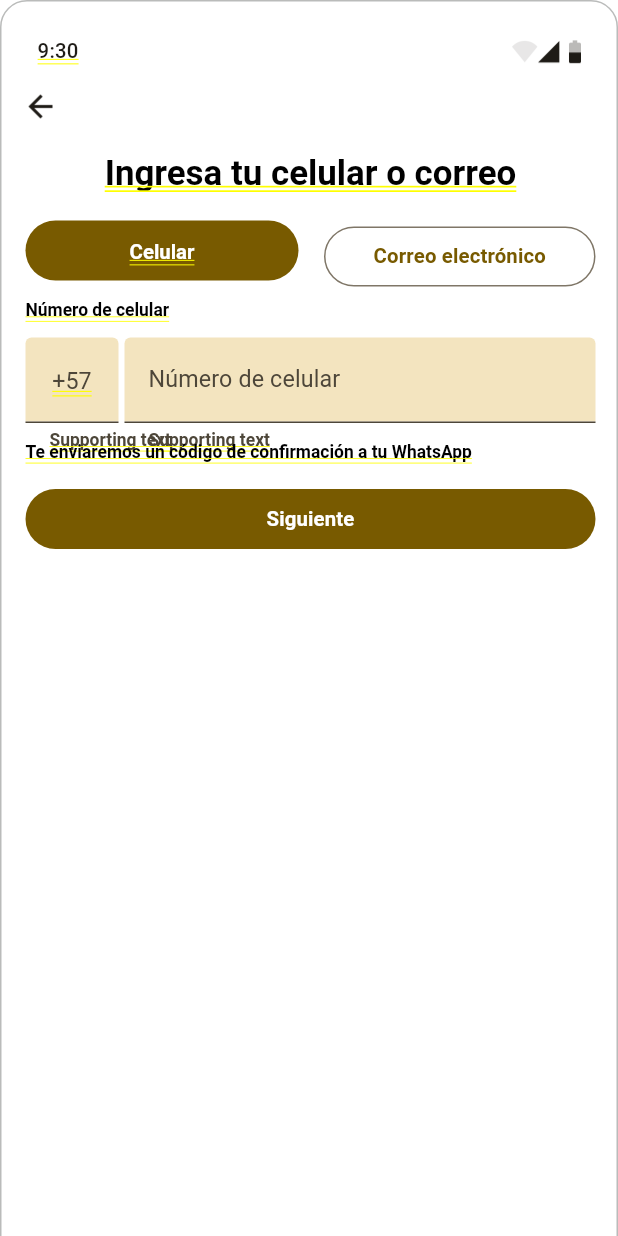
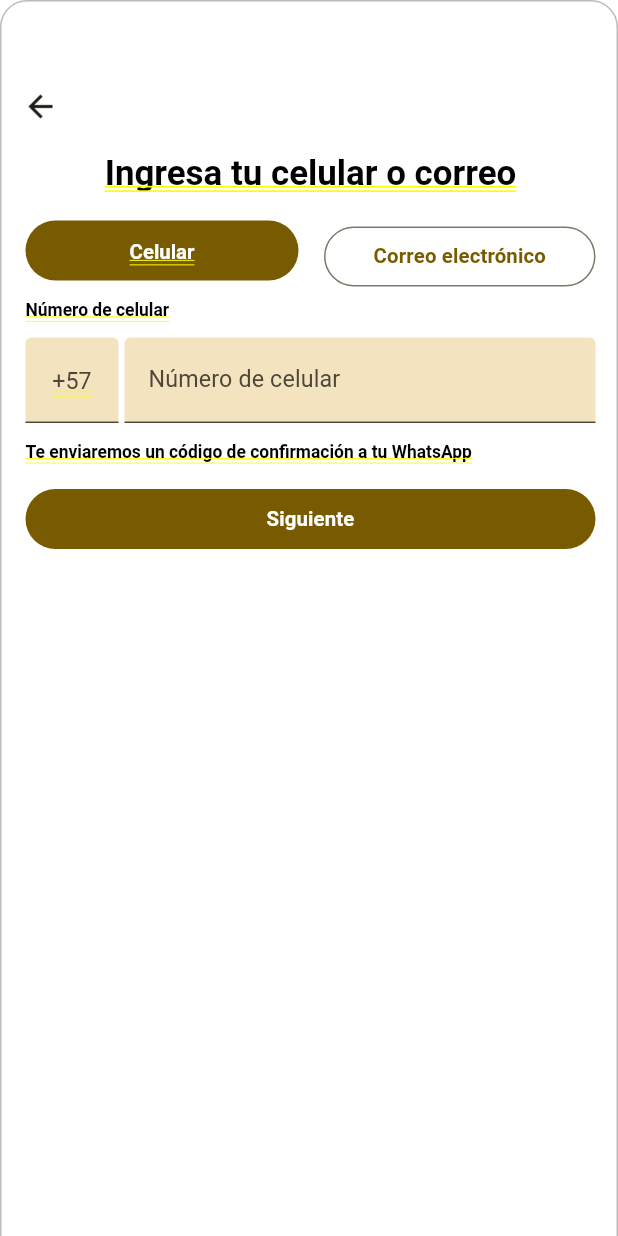
Before and after one commit to GaitanJulian/HCI, a Flutter app: the RegistroCelular screen opened by its route, on a phone screen of 412 x 824 dp. Run offline on Flutter 3.47's test engine with Material 2 defaults, Android fonts, the phone set to English and light mode, and no system bars; our stand-ins replace get, google_fonts.

Commit message:
screen registro celular

```diff
--- a/app/lib/screens/registro-celular.dart
+++ b/app/lib/screens/registro-celular.dart
@@ -32,64 +32,6 @@
                 ),
                 child: Stack(
                   children: [
-                    Positioned(
-                      // devicedeviceframecomponentssta (I103:37387;1:52422)
-                      left: 24*fem,
-                      top: 20*fem,
-                      child: Container(
-                        padding: EdgeInsets.fromLTRB(0*fem, 2*fem, 0*fem, 2*fem),
-                        width: 364*fem,
-                        height: 24*fem,
-                        child: Row(
-                          crossAxisAlignment: CrossAxisAlignment.center,
-                          children: [
-                            Container(
-                              // timeqhZ (I103:37387;1:52422;50758:11370)
-                              margin: EdgeInsets.fromLTRB(0*fem, 0*fem, 289*fem, 0*fem),
-                              child: Text(
-                                '9:30',
-                                style: SafeGoogleFont (
-                                  'Roboto',
-                                  fontSize: 14*ffem,
-                                  fontWeight: FontWeight.w500,
-                                  height: 1.4285714286*ffem/fem,
-                                  letterSpacing: 0.14*fem,
-                                  color: Color(0xff1e1b16),
-                                ),
-                              ),
-                            ),
-                            Container(
-                              // righticonswkb (I103:37387;1:52422;50758:11372)
-                              margin: EdgeInsets.fromLTRB(0*fem, 3*fem, 0*fem, 0*fem),
-                              width: 46*fem,
-                              height: 17*fem,
-                              child: Image.asset(
-                                'assets/espacio-de-trabajo/images/right-icons-xQf.png',
-                                width: 46*fem,
-                                height: 17*fem,
-                              ),
-                            ),
-                          ],
-                        ),
-                      ),
-                    ),
-                    Positioned(
-                      // homefAo (I103:37387;1:52423;1:52428)
-                      left: 170*fem,
-                      top: 882*fem,
-                      child: Align(
-                        child: SizedBox(
-                          width: 72*fem,
-                          height: 2*fem,
-                          child: Container(
-                            decoration: BoxDecoration (
-                              borderRadius: BorderRadius.circular(8*fem),
-                              color: Color(0xff1e1b16),
-                            ),
-                          ),
-                        ),
-                      ),
-                    ),
                     Positioned(
                       // ingresatucelularocorreoN5D (107:37442)
                       left: 64*fem,
@@ -321,20 +263,6 @@
                                               color: Color(0xff4d4639),
                                             ),
                                           ),
-                                          Container(
-                                            // supportingtext55R (I111:37275;1:23776)
-                                            margin: EdgeInsets.fromLTRB(16*fem, 0*fem, 0*fem, 0*fem),
-                                            child: Text(
-                                              'Supporting text',
-                                              style: SafeGoogleFont (
-                                                'Roboto',
-                                                fontSize: 12*ffem,
-                                                fontWeight: FontWeight.w700,
-                                                height: 1.3333333333*ffem/fem,
-                                                color: Color(0xff4d4639),
-                                              ),
-                                            ),
-                                          ),
                                         ],
                                       ),
                                     ),
@@ -399,20 +327,6 @@
                                               color: Color(0xff4d4639),
                                             ),
                                           ),
-                                          Container(
-                                            // supportingtextEW3 (I111:37353;1:23776)
-                                            margin: EdgeInsets.fromLTRB(16*fem, 0*fem, 0*fem, 0*fem),
-                                            child: Text(
-                                              'Supporting text',
-                                              style: SafeGoogleFont (
-                                                'Roboto',
-                                                fontSize: 12*ffem,
-                                                fontWeight: FontWeight.w700,
-                                                height: 1.3333333333*ffem/fem,
-                                                color: Color(0xff4d4639),
-                                              ),
-                                            ),
-                                          ),
                                         ],
                                       ),
                                     ),
@@ -449,23 +363,6 @@
                 ),
               ),
             ),
-            Positioned(
-              // navegacinEeT (107:37441)
-              left: 152*fem,
-              top: 878*fem,
-              child: Align(
-                child: SizedBox(
-                  width: 109*fem,
-                  height: 4*fem,
-                  child: Container(
-                    decoration: BoxDecoration (
-                      borderRadius: BorderRadius.circular(100*fem),
-                      color: Color(0xff000000),
-                    ),
-                  ),
-                ),
-              ),
-            ),
           ],
         ),
       ),
```
